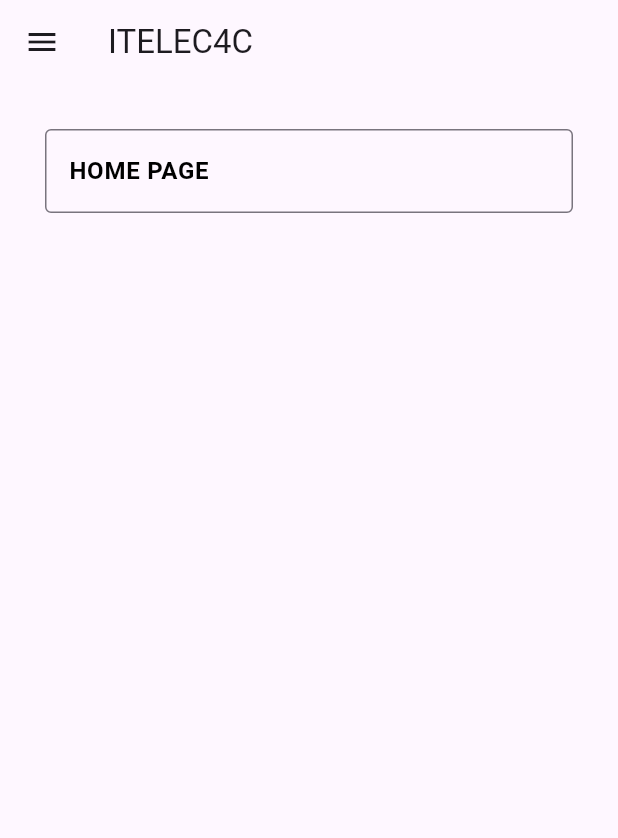
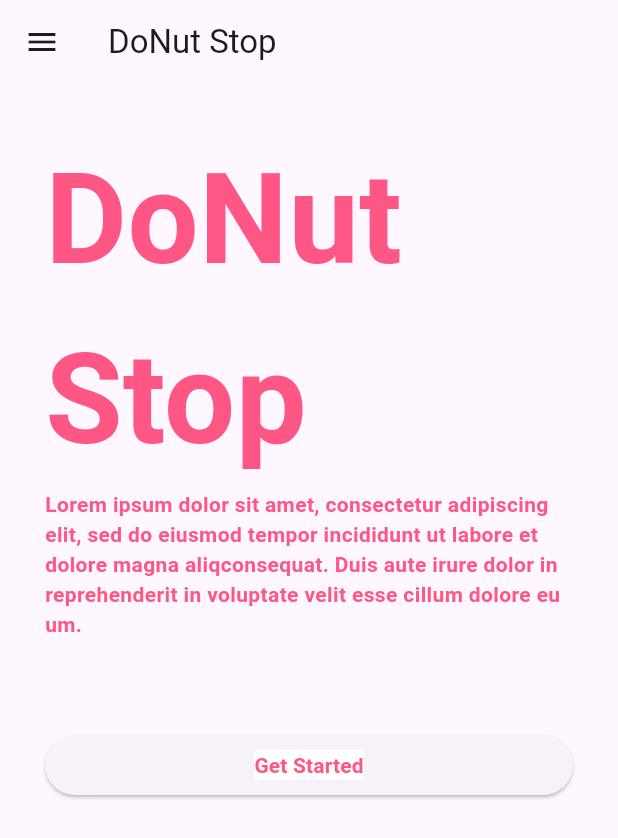
Before and after one commit to JakobPalomo/DoNut-Stop, a Flutter app: the screen it shows after launch, on a phone screen of 412 x 824 dp. Shown: the top 838 px of the screen. Run offline on Flutter 3.47's test engine with Material 3 defaults, Android fonts, the phone set to English and light mode, and no system bars.

Commit message:
added the layout for the home - not yet finish

```diff
--- a/lib/main.dart
+++ b/lib/main.dart
@@ -1,7 +1,6 @@
 import 'package:flutter/material.dart';
 import 'package:itelec_quiz_one/pages/about_page.dart';
 import 'package:itelec_quiz_one/pages/free_page.dart';
-import 'package:itelec_quiz_one/pages/home_page.dart';
 import 'package:itelec_quiz_one/pages/products_page.dart';
 import 'package:itelec_quiz_one/pages/registration_page.dart';
 
@@ -18,16 +17,19 @@ class MyApp extends StatelessWidget {
   Widget build(BuildContext context) {
     return MaterialApp(
 
-      title: "ITELEC4C",
+      title: "DoNut Stop",
       home: Scaffold(
         appBar: AppBar(
-          title: Text("ITELEC4C"),
+          title: Text("DoNut Stop"),
 
         ),
         body: SingleChildScrollView(
           child: Column(
             children: [
-              HomeTxtFieldSection(),
+              // HomeTxtFieldSection(),
+              BckgroundCenter(),
+              TxtCenter(),
+              BtnFieldSection()
             ],
           ),
 
@@ -158,3 +160,72 @@ class HomeTxtFieldSection extends StatelessWidget {
     );
   }
 }
+
+class BckgroundCenter extends StatelessWidget{
+  const BckgroundCenter({super.key});
+  @override
+  Widget build(BuildContext context) {
+    return Container(
+      decoration: BoxDecoration(
+        image: DecorationImage(
+          image: AssetImage('assets/test.jpg'),
+        ),
+      ),
+    );
+  }
+}
+
+class TxtCenter extends StatelessWidget {
+  const TxtCenter ({super.key});
+
+  @override
+  Widget build(BuildContext context) {
+    return Padding(padding: EdgeInsets.all(30),
+    child: Container(
+      child: Column(
+        children: [
+          Text(
+            "DoNut Stop",
+            style: TextStyle(
+              fontSize: 84,
+              fontWeight: FontWeight.bold,
+              color: Color.fromRGBO(254,86,133, 1)
+              ,),
+          ),
+          Text(
+          "Lorem ipsum dolor sit amet, consectetur adipiscing elit, sed do eiusmod tempor incididunt ut labore et dolore magna aliqconsequat. Duis aute irure dolor in reprehenderit in voluptate velit esse cillum dolore eu um.",
+          style: TextStyle(
+            fontSize: 14,
+            fontWeight: FontWeight.bold,
+            color: Color.fromRGBO(254,86,133, 1)
+            ,),
+          ),
+        ],
+          ),
+        ),
+    );
+  }
+}
+
+class BtnFieldSection extends StatelessWidget {
+  const BtnFieldSection({super.key});
+
+  @override
+  Widget build(BuildContext context) {
+    return Padding(padding: EdgeInsets.all(30),
+       child: Row(
+          spacing: 10,
+          mainAxisAlignment: MainAxisAlignment.spaceAround,
+          children: [
+            Expanded(child: ElevatedButton(onPressed: (){}, child: Text("Get Started",
+            style: TextStyle(
+            fontSize: 14,
+            fontWeight: FontWeight.bold,
+            backgroundColor: Colors.white,
+            color: Color.fromRGBO(254,86,133, 1)
+          ,)),)),
+          ],
+        )
+    );
+  }
+}
--- a/pubspec.yaml
+++ b/pubspec.yaml
@@ -59,6 +59,7 @@ flutter:
 
   # To add assets to your application, add an assets section, like this:
   assets:
+    - assets/donut.png
     - assets/test.jpg
   #   - images/a_dot_burr.jpeg
   #   - images/a_dot_ham.jpeg
```
Also changed, not shown: assets/donut.png (added).
